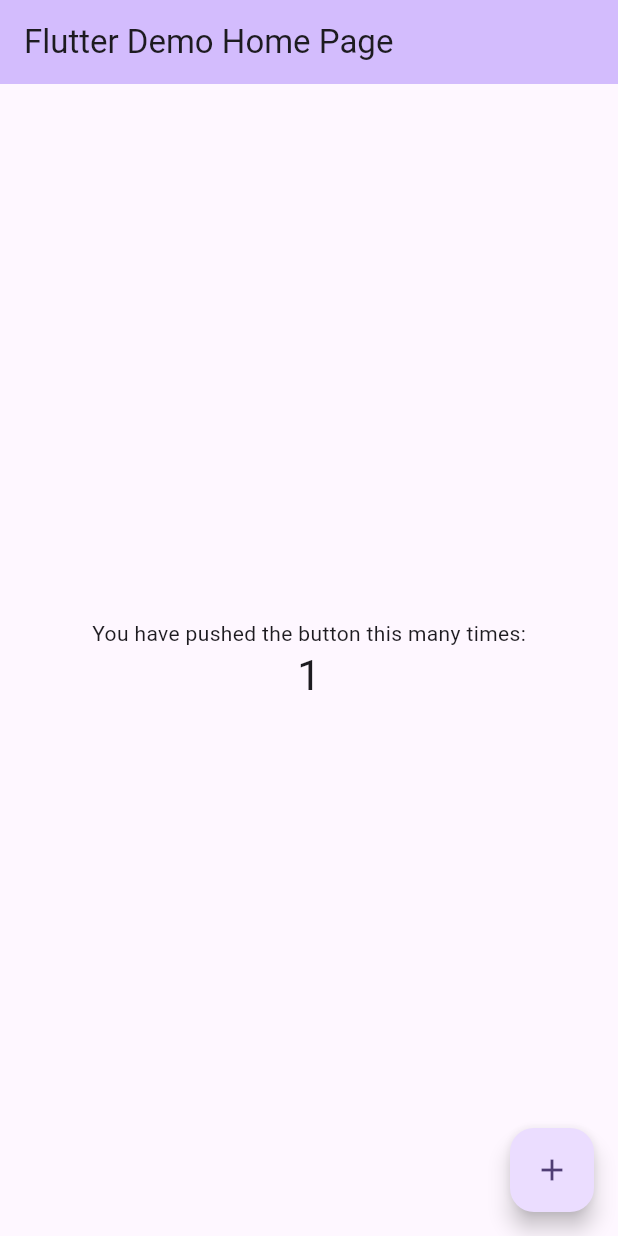
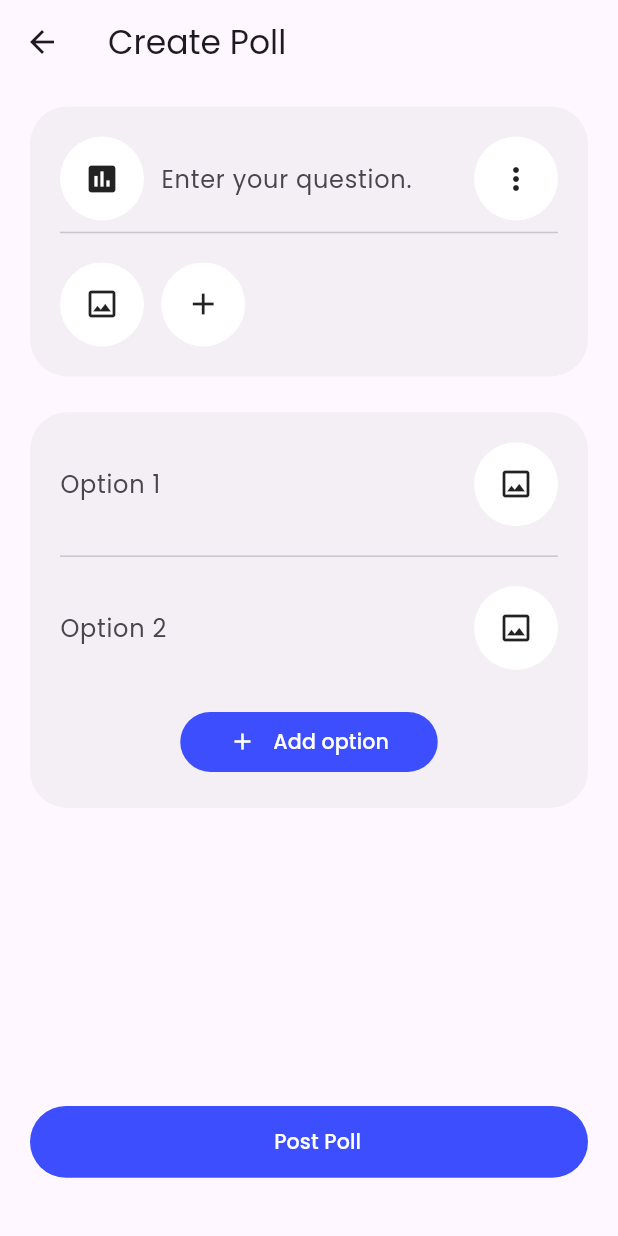
Before and after one commit to DevPrecious/publicoptionapp, a Flutter app: the screen it shows after launch, after a tap on the "add" icon, on a phone screen of 412 x 824 dp. Run offline on Flutter 3.47's test engine with Material 3 defaults, Android fonts, the phone set to English and light mode, and no system bars; our stand-ins replace flutter_screenutil, get, google_fonts; network calls fail.

Commit message:
[add] Create Polls Page

```diff
--- /dev/null
+++ b/lib/const/colors.dart
@@ -0,0 +1,6 @@
+import 'package:flutter/material.dart';
+
+const Color activeColor = Color(0xff21212F);
+const Color greyColor = Color(0xff2D2D2D);
+const Color bgColor = Color(0xffF8FBFC);
+const Color blueColor = Color(0xff3C4EFD);
--- a/lib/main.dart
+++ b/lib/main.dart
@@ -1,4 +1,8 @@
 import 'package:flutter/material.dart';
+import 'package:flutter_screenutil/flutter_screenutil.dart';
+import 'package:get/get.dart';
+import 'package:google_fonts/google_fonts.dart';
+import 'package:publicoptionapp/screens/home_screen.dart';
 
 void main() {
   runApp(const MyApp());
@@ -10,113 +14,21 @@ class MyApp extends StatelessWidget {
   // This widget is the root of your application.
   @override
   Widget build(BuildContext context) {
-    return MaterialApp(
-      title: 'Flutter Demo',
-      theme: ThemeData(
-        // This is the theme of your application.
-        //
-        // TRY THIS: Try running your application with "flutter run". You'll see
-        // the application has a purple toolbar. Then, without quitting the app,
-        // try changing the seedColor in the colorScheme below to Colors.green
-        // and then invoke "hot reload" (save your changes or press the "hot
-        // reload" button in a Flutter-supported IDE, or press "r" if you used
-        // the command line to start the app).
-        //
-        // Notice that the counter didn't reset back to zero; the application
-        // state is not lost during the reload. To reset the state, use hot
-        // restart instead.
-        //
-        // This works for code too, not just values: Most code changes can be
-        // tested with just a hot reload.
-        colorScheme: ColorScheme.fromSeed(seedColor: Colors.deepPurple),
-      ),
-      home: const MyHomePage(title: 'Flutter Demo Home Page'),
+    return ScreenUtilInit(
+      designSize: const Size(360, 690),
+      minTextAdapt: true,
+      splitScreenMode: true,
+      builder: (context, child) {
+        return GetMaterialApp(
+          title: 'Public Opinion',
+          theme: ThemeData(
+            textTheme: GoogleFonts.poppinsTextTheme(),
+            colorScheme: ColorScheme.fromSeed(seedColor: Colors.deepPurple),
+          ),
+          home: child,
+        );
+      },
+      child: const HomeScreen(),
     );
   }
 }
-
-class MyHomePage extends StatefulWidget {
-  const MyHomePage({super.key, required this.title});
-
-  // This widget is the home page of your application. It is stateful, meaning
-  // that it has a State object (defined below) that contains fields that affect
-  // how it looks.
-
-  // This class is the configuration for the state. It holds the values (in this
-  // case the title) provided by the parent (in this case the App widget) and
-  // used by the build method of the State. Fields in a Widget subclass are
-  // always marked "final".
-
-  final String title;
-
-  @override
-  State<MyHomePage> createState() => _MyHomePageState();
-}
-
-class _MyHomePageState extends State<MyHomePage> {
-  int _counter = 0;
-
-  void _incrementCounter() {
-    setState(() {
-      // This call to setState tells the Flutter framework that something has
-      // changed in this State, which causes it to rerun the build method below
-      // so that the display can reflect the updated values. If we changed
-      // _counter without calling setState(), then the build method would not be
-      // called again, and so nothing would appear to happen.
-      _counter++;
-    });
-  }
-
-  @override
-  Widget build(BuildContext context) {
-    // This method is rerun every time setState is called, for instance as done
-    // by the _incrementCounter method above.
-    //
-    // The Flutter framework has been optimized to make rerunning build methods
-    // fast, so that you can just rebuild anything that needs updating rather
-    // than having to individually change instances of widgets.
-    return Scaffold(
-      appBar: AppBar(
-        // TRY THIS: Try changing the color here to a specific color (to
-        // Colors.amber, perhaps?) and trigger a hot reload to see the AppBar
-        // change color while the other colors stay the same.
-        backgroundColor: Theme.of(context).colorScheme.inversePrimary,
-        // Here we take the value from the MyHomePage object that was created by
-        // the App.build method, and use it to set our appbar title.
-        title: Text(widget.title),
-      ),
-      body: Center(
-        // Center is a layout widget. It takes a single child and positions it
-        // in the middle of the parent.
-        child: Column(
-          // Column is also a layout widget. It takes a list of children and
-          // arranges them vertically. By default, it sizes itself to fit its
-          // children horizontally, and tries to be as tall as its parent.
-          //
-          // Column has various properties to control how it sizes itself and
-          // how it positions its children. Here we use mainAxisAlignment to
-          // center the children vertically; the main axis here is the vertical
-          // axis because Columns are vertical (the cross axis would be
-          // horizontal).
-          //
-          // TRY THIS: Invoke "debug painting" (choose the "Toggle Debug Paint"
-          // action in the IDE, or press "p" in the console), to see the
-          // wireframe for each widget.
-          mainAxisAlignment: MainAxisAlignment.center,
-          children: <Widget>[
-            const Text('You have pushed the button this many times:'),
-            Text(
-              '$_counter',
-              style: Theme.of(context).textTheme.headlineMedium,
-            ),
-          ],
-        ),
-      ),
-      floatingActionButton: FloatingActionButton(
-        onPressed: _incrementCounter,
-        tooltip: 'Increment',
-        child: const Icon(Icons.add),
-      ), // This trailing comma makes auto-formatting nicer for build methods.
-    );
-  }
-}
--- /dev/null
+++ b/lib/screens/create_poll_screen.dart
@@ -0,0 +1,86 @@
+import 'package:flutter/material.dart';
+import 'package:flutter_screenutil/flutter_screenutil.dart';
+import 'package:publicoptionapp/const/colors.dart';
+import 'package:publicoptionapp/widgets/button_widget.dart';
+import 'package:publicoptionapp/widgets/container_widget.dart';
+import 'package:publicoptionapp/widgets/option_widget.dart';
+import 'package:publicoptionapp/widgets/rounded_icon_widget.dart';
+import 'package:publicoptionapp/widgets/text_field_widget.dart';
+
+class CreatePollScreen extends StatefulWidget {
+  const CreatePollScreen({super.key});
+
+  @override
+  State<CreatePollScreen> createState() => _CreatePollScreenState();
+}
+
+class _CreatePollScreenState extends State<CreatePollScreen> {
+  @override
+  Widget build(BuildContext context) {
+    return Scaffold(
+      appBar: AppBar(title: Text('Create Poll')),
+      body: Padding(
+        padding: const EdgeInsets.symmetric(horizontal: 20.0, vertical: 15.0),
+        child: Column(
+          children: [
+            ContainerWidget(
+              child: Column(
+                children: [
+                  Row(
+                    mainAxisAlignment: MainAxisAlignment.spaceBetween,
+                    children: [
+                      Expanded(
+                        child: Row(
+                          children: [
+                            RoundedIconWidget(icon: Icon(Icons.poll)),
+                            SizedBox(width: 10.w),
+                            Expanded(
+                              child: TextFieldWidget(
+                                hintText: 'Enter your question.',
+                              ),
+                            ),
+                          ],
+                        ),
+                      ),
+                      RoundedIconWidget(icon: Icon(Icons.more_vert)),
+                    ],
+                  ),
+                  Divider(),
+                  SizedBox(height: 10.h),
+                  Row(
+                    children: [
+                      RoundedIconWidget(icon: Icon(Icons.photo_outlined)),
+                      SizedBox(width: 10.w),
+                      RoundedIconWidget(icon: Icon(Icons.add)),
+                    ],
+                  ),
+                ],
+              ),
+            ),
+            SizedBox(height: 20.h),
+            ContainerWidget(
+              child: Column(
+                children: [
+                  OptionWidget(text: 'Option 1'),
+                  Padding(
+                    padding: EdgeInsets.symmetric(vertical: 10.h),
+                    child: Divider(),
+                  ),
+                  OptionWidget(text: 'Option 2'),
+                  SizedBox(height: 20.h),
+                  SizedBox(
+                    width: 150.w,
+                    child: ButtonWidget(icon: Icons.add, text: 'Add option'),
+                  ),
+                ],
+              ),
+            ),
+            Spacer(),
+            SizedBox(height: 40.h, child: ButtonWidget(text: 'Post Poll')),
+            SizedBox(height: 20.h),
+          ],
+        ),
+      ),
+    );
+  }
+}
--- /dev/null
+++ b/lib/screens/home_screen.dart
@@ -0,0 +1,205 @@
+import 'package:flutter/material.dart';
+import 'package:flutter_screenutil/flutter_screenutil.dart';
+import 'package:get/get.dart';
+import 'package:publicoptionapp/const/colors.dart';
+import 'package:publicoptionapp/screens/create_poll_screen.dart';
+import 'package:publicoptionapp/widgets/active_poll_widget.dart';
+
+class HomeScreen extends StatefulWidget {
+  const HomeScreen({super.key});
+
+  @override
+  State<HomeScreen> createState() => _HomeScreenState();
+}
+
+class _HomeScreenState extends State<HomeScreen> {
+  @override
+  Widget build(BuildContext context) {
+    return Scaffold(
+      floatingActionButton: FloatingActionButton(
+        onPressed: () {
+          Get.to(() => const CreatePollScreen());
+        },
+        child: Icon(Icons.add),
+      ),
+      backgroundColor: bgColor,
+      body: SafeArea(
+        child: Padding(
+          padding: const EdgeInsets.symmetric(vertical: 16.0, horizontal: 14.0),
+          child: Column(
+            children: [
+              Row(
+                mainAxisAlignment: MainAxisAlignment.spaceBetween,
+                children: [
+                  RichText(
+                    text: TextSpan(
+                      text: 'Good morning,',
+                      style: TextStyle(color: Colors.black, fontSize: 24.sp),
+                      children: [
+                        TextSpan(
+                          text: '\nPrecious!',
+                          style: TextStyle(
+                            color: Colors.black,
+                            fontSize: 20.sp,
+                            fontWeight: FontWeight.bold,
+                          ),
+                        ),
+                      ],
+                    ),
+                  ),
+                  CircleAvatar(
+                    radius: 20.r,
+                    backgroundImage: NetworkImage(
+                      "https://img.freepik.com/free-psd/3d-illustration-human-avatar-profile_23-2150671151.jpg?semt=ais_hybrid&w=740",
+                    ),
+                  ),
+                ],
+              ),
+              SizedBox(height: 25.h),
+              ActivePollWidget(),
+              SizedBox(height: 20.h),
+              Row(
+                mainAxisAlignment: MainAxisAlignment.spaceBetween,
+                children: [
+                  Text(
+                    'Recent Polls',
+                    style: TextStyle(
+                      fontSize: 18.sp,
+                      fontWeight: FontWeight.bold,
+                    ),
+                  ),
+                  Text(
+                    'See all',
+                    style: TextStyle(
+                      fontSize: 15.sp,
+                      fontWeight: FontWeight.bold,
+                      color: Colors.grey.withAlpha(255),
+                    ),
+                  ),
+                ],
+              ),
+              SizedBox(height: 25.h),
+              Container(
+                padding: EdgeInsets.all(6),
+                decoration: BoxDecoration(
+                  color: Colors.white,
+                  borderRadius: BorderRadius.circular(25),
+                ),
+                child: Row(
+                  children: [
+                    Expanded(
+                      child: Container(
+                        padding: EdgeInsets.all(10),
+                        decoration: BoxDecoration(
+                          color: blueColor,
+                          borderRadius: BorderRadius.circular(20),
+                        ),
+                        height: 200.h,
+                        child: Column(
+                          crossAxisAlignment: CrossAxisAlignment.start,
+                          children: [
+                            Text(
+                              "Who's the best player\nin the world?",
+                              style: TextStyle(
+                                color: Colors.white,
+                                fontSize: 16.sp,
+                                fontWeight: FontWeight.bold,
+                              ),
+                            ),
+                            SizedBox(height: 10.h),
+                            Text(
+                              "Created 2 days ago",
+                              style: TextStyle(
+                                color: Colors.white.withValues(alpha: 0.3),
+                                fontSize: 12.sp,
+                                fontWeight: FontWeight.bold,
+                              ),
+                            ),
+                            Spacer(),
+                            Row(
+                              children: [
+                                Row(
+                                  children: [
+                                    Icon(
+                                      Icons.visibility_outlined,
+                                      color: Colors.white,
+                                    ),
+                                    SizedBox(width: 10.w),
+                                    Text(
+                                      "100",
+                                      style: TextStyle(color: Colors.white),
+                                    ),
+                                  ],
+                                ),
+                                SizedBox(width: 10.w),
+                                Row(
+                                  children: [
+                                    Icon(
+                                      Icons.chat_bubble_outline,
+                                      color: Colors.white,
+                                    ),
+                                    SizedBox(width: 10.w),
+                                    Text(
+                                      "30",
+                                      style: TextStyle(color: Colors.white),
+                                    ),
+                                  ],
+                                ),
+                              ],
+                            ),
+                            SizedBox(height: 7.h),
+                          ],
+                        ),
+                      ),
+                    ),
+                    SizedBox(width: 10.w),
+                    Expanded(
+                      child: SizedBox(
+                        height: 200.h,
+                        child: Column(
+                          children: [
+                            ClipRRect(
+                              borderRadius: BorderRadius.circular(25),
+                              child: Container(
+                                width: double.infinity,
+                                height: 100.h,
+                                decoration: BoxDecoration(
+                                  image: DecorationImage(
+                                    image: NetworkImage(
+                                      "https://fifpro.org/media/5chb3dva/lionel-messi_imago1019567000h.jpg?rxy=0.32986930611281567,0.18704579979466449&rnd=133378758718600000",
+                                    ),
+                                    fit: BoxFit.contain,
+                                  ),
+                                ),
+                              ),
+                            ),
+                            SizedBox(height: 10.h),
+                            ClipRRect(
+                              borderRadius: BorderRadius.circular(25),
+                              child: Container(
+                                width: double.infinity,
+                                height: 88.h,
+                                decoration: BoxDecoration(
+                                  image: DecorationImage(
+                                    image: NetworkImage(
+                                      "https://ichef.bbci.co.uk/news/480/cpsprodpb/4b33/live/12edab40-71c0-11ef-a237-49738a978907.jpg.webp",
+                                    ),
+                                    fit: BoxFit.contain,
+                                  ),
+                                ),
+                              ),
+                            ),
+                          ],
+                        ),
+                      ),
+                    ),
+                  ],
+                ),
+              ),
+            ],
+          ),
+        ),
+      ),
+    );
+  }
+}
--- /dev/null
+++ b/lib/widgets/active_poll_widget.dart
@@ -0,0 +1,56 @@
+import 'package:flutter/material.dart';
+import 'package:flutter_screenutil/flutter_screenutil.dart';
+import 'package:publicoptionapp/const/colors.dart';
+
+class ActivePollWidget extends StatelessWidget {
+  const ActivePollWidget({super.key});
+
+  @override
+  Widget build(BuildContext context) {
+    return Container(
+      padding: EdgeInsets.all(30),
+      decoration: BoxDecoration(
+        color: activeColor,
+        borderRadius: BorderRadius.all(Radius.circular(25)),
+      ),
+      child: Row(
+        mainAxisAlignment: MainAxisAlignment.spaceBetween,
+        children: [
+          Column(
+            crossAxisAlignment: CrossAxisAlignment.start,
+            children: [
+              Text(
+                '12 Active Polls',
+                style: TextStyle(
+                  color: Colors.white,
+                  fontSize: 17.sp,
+                  fontWeight: FontWeight.bold,
+                ),
+              ),
+              SizedBox(height: 10.h),
+              Text(
+                'Show details',
+                style: TextStyle(
+                  color: Colors.grey.withAlpha(255),
+                  fontSize: 12.sp,
+                ),
+              ),
+            ],
+          ),
+          Container(
+            padding: EdgeInsets.all(15),
+            decoration: BoxDecoration(
+              color: greyColor,
+              borderRadius: BorderRadius.all(Radius.circular(15)),
+            ),
+            child: Icon(
+              Icons.arrow_forward_ios,
+              color: Colors.white,
+              size: 16.r,
+            ),
+          ),
+        ],
+      ),
+    );
+  }
+}
--- /dev/null
+++ b/lib/widgets/button_widget.dart
@@ -0,0 +1,26 @@
+import 'package:flutter/material.dart';
+import 'package:flutter_screenutil/flutter_screenutil.dart';
+import 'package:publicoptionapp/const/colors.dart';
+
+class ButtonWidget extends StatelessWidget {
+  const ButtonWidget({super.key, this.icon, required this.text});
+
+  final IconData? icon;
+  final String text;
+
+  @override
+  Widget build(BuildContext context) {
+    return ElevatedButton(
+      onPressed: () {},
+      style: ElevatedButton.styleFrom(backgroundColor: blueColor, elevation: 0),
+      child: Row(
+        mainAxisAlignment: MainAxisAlignment.center,
+        children: [
+          icon != null ? Icon(icon, color: Colors.white) : SizedBox(),
+          SizedBox(width: 10.w),
+          Text(text, style: TextStyle(fontSize: 12.sp, color: Colors.white)),
+        ],
+      ),
+    );
+  }
+}
--- /dev/null
+++ b/lib/widgets/container_widget.dart
@@ -0,0 +1,19 @@
+import 'package:flutter/material.dart';
+
+class ContainerWidget extends StatelessWidget {
+  const ContainerWidget({super.key, required this.child});
+
+  final Widget child;
+
+  @override
+  Widget build(BuildContext context) {
+    return Container(
+      padding: EdgeInsets.all(20),
+      decoration: BoxDecoration(
+        color: Colors.grey.withValues(alpha: 0.1),
+        borderRadius: BorderRadius.circular(25),
+      ),
+      child: child,
+    );
+  }
+}
--- /dev/null
+++ b/lib/widgets/option_widget.dart
@@ -0,0 +1,20 @@
+import 'package:flutter/material.dart';
+import 'package:publicoptionapp/widgets/rounded_icon_widget.dart';
+import 'package:publicoptionapp/widgets/text_field_widget.dart';
+
+class OptionWidget extends StatelessWidget {
+  const OptionWidget({super.key, required this.text});
+
+  final String text;
+
+  @override
+  Widget build(BuildContext context) {
+    return Row(
+      mainAxisAlignment: MainAxisAlignment.spaceBetween,
+      children: [
+        Expanded(child: TextFieldWidget(hintText: text)),
+        RoundedIconWidget(icon: Icon(Icons.photo_outlined)),
+      ],
+    );
+  }
+}
--- /dev/null
+++ b/lib/widgets/rounded_icon_widget.dart
@@ -0,0 +1,16 @@
+import 'package:flutter/material.dart';
+
+class RoundedIconWidget extends StatelessWidget {
+  const RoundedIconWidget({super.key, required this.icon});
+
+  final Icon icon;
+
+  @override
+  Widget build(BuildContext context) {
+    return Container(
+      padding: const EdgeInsets.all(16),
+      decoration: BoxDecoration(shape: BoxShape.circle, color: Colors.white),
+      child: icon,
+    );
+  }
+}
--- /dev/null
+++ b/lib/widgets/text_field_widget.dart
@@ -0,0 +1,14 @@
+import 'package:flutter/material.dart';
+
+class TextFieldWidget extends StatelessWidget {
+  const TextFieldWidget({super.key, required this.hintText});
+
+  final String hintText;
+
+  @override
+  Widget build(BuildContext context) {
+    return TextField(
+      decoration: InputDecoration(border: InputBorder.none, hintText: hintText),
+    );
+  }
+}
--- a/pubspec.yaml
+++ b/pubspec.yaml
@@ -34,6 +34,10 @@ dependencies:
   # The following adds the Cupertino Icons font to your application.
   # Use with the CupertinoIcons class for iOS style icons.
   cupertino_icons: ^1.0.8
+  get: ^4.7.2
+  http: ^1.4.0
+  google_fonts: ^6.2.1
+  flutter_screenutil: ^5.9.3
 
 dev_dependencies:
   flutter_test:
```
Also changed, not shown: pubspec.lock, 10 other files.
